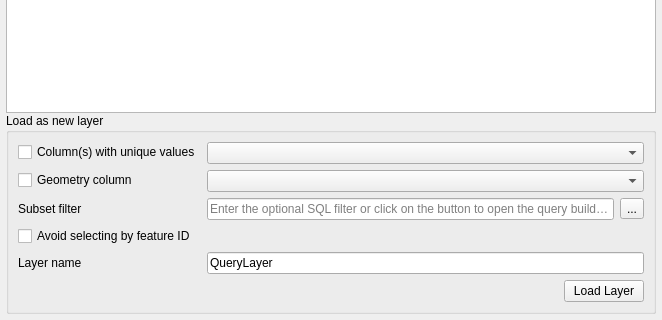
This is src/ui/qgsqueryresultpanelwidgetbase.ui in qgis/QGIS as Qt 5 draws it before an edit; both pictures show x 0 to 662 and y 165 to 485 of the 662 by 485 pixel window. The edited form follows.
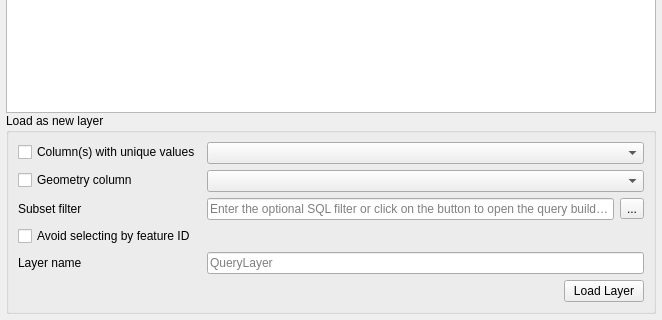
This is the edited form. Custom widgets are drawn as their Qt base class.

Commit message: Changed QLineEdit property to placeholderText. Fixes #63683

What changed in the file:
```diff
--- a/src/ui/qgsqueryresultpanelwidgetbase.ui
+++ b/src/ui/qgsqueryresultpanelwidgetbase.ui
@@ -234,7 +234,7 @@
          <layout class="QHBoxLayout" name="horizontalLayout_2">
           <item>
            <widget class="QLineEdit" name="mLayerNameLineEdit">
-            <property name="text">
+            <property name="placeholderText">
              <string>QueryLayer</string>
             </property>
            </widget>
```
